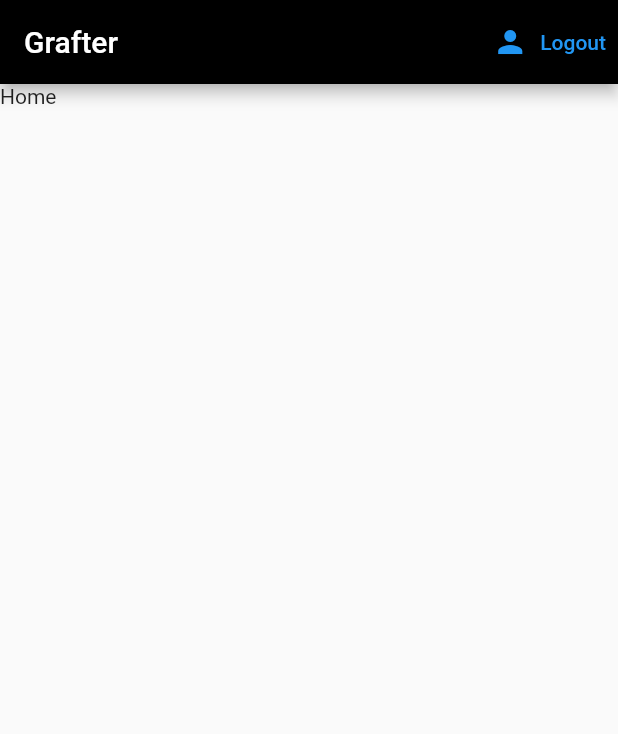
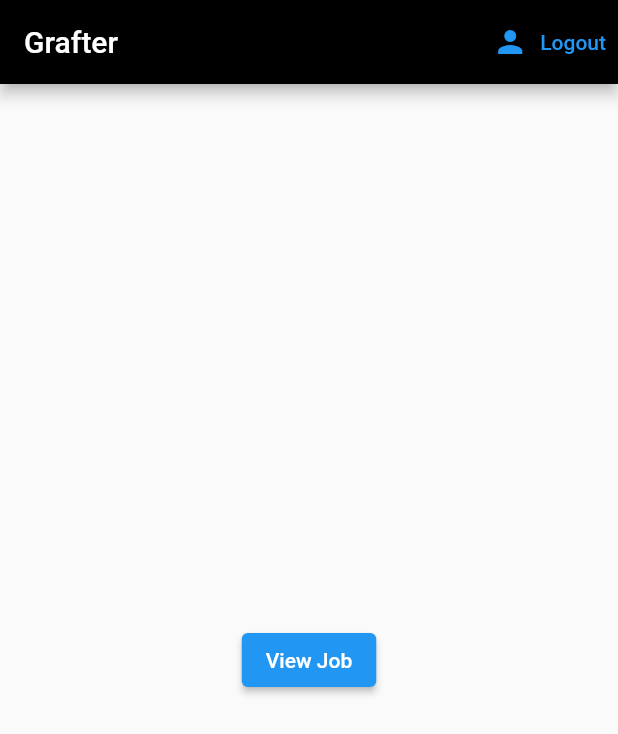
Before and after one commit to nealoverton/grafter, a Flutter app: the screen it shows once a user with an empty profile is signed in, on a phone screen of 412 x 824 dp. Shown: the top 734 px of the screen. Run offline on Flutter 3.47's test engine with Material 2 defaults, Android fonts, the phone set to English and light mode, and no system bars; our stand-ins replace firebase_auth, firebase_core; accounts and stored records are empty; statements that could not run were skipped.

Commit message:
use exmaple MaterialPageRoute

```diff
--- a/lib/screens/home.dart
+++ b/lib/screens/home.dart
@@ -1,4 +1,5 @@
 import 'package:flutter/material.dart';
+import 'package:grafter/screens/job.dart';
 import 'package:grafter/services/auth.dart';
 import 'package:grafter/shared/custom_app_bar.dart';
 
@@ -12,6 +13,19 @@ class Home extends StatefulWidget {
 class _HomeState extends State<Home> {
   @override
   Widget build(BuildContext context) {
-    return Scaffold(appBar: CustomAppBar(), body: Text('Home'));
+    return Scaffold(
+      appBar: CustomAppBar(),
+      body: Center(
+        child: ElevatedButton(
+          child: const Text('View Job'),
+          onPressed: () {
+            Navigator.push(
+              context,
+              MaterialPageRoute(builder: (context) => const Job()),
+            );
+          },
+        ),
+      ),
+    );
   }
 }
```
